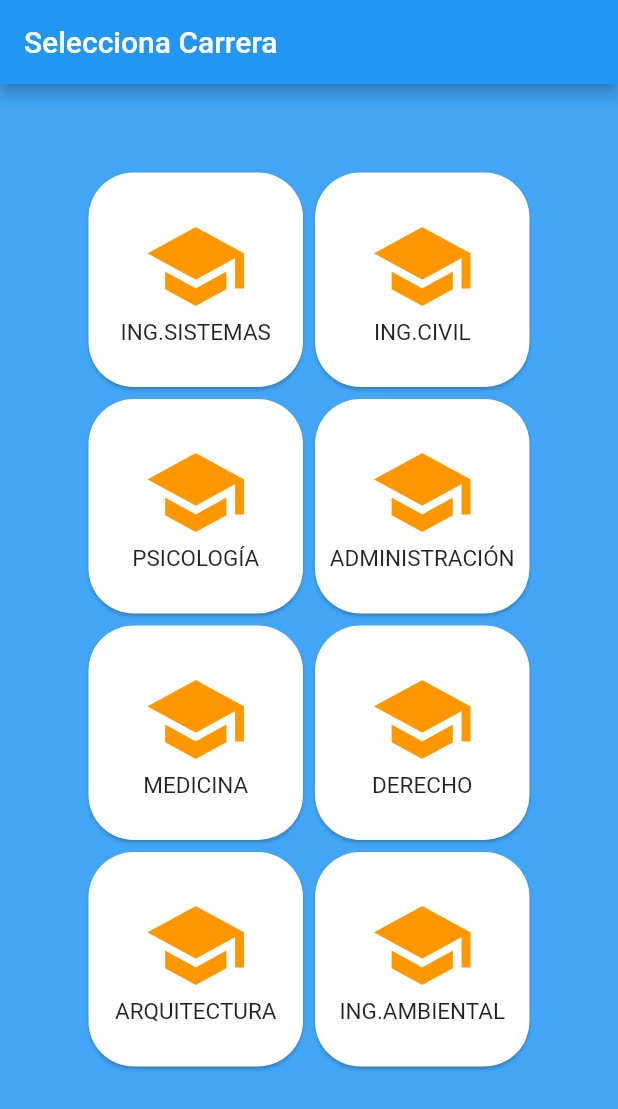
After one commit to fpatricioa/AcademiaInnova, a Flutter app: the Carrera screen opened directly, on a phone screen of 412 x 824 dp. The commit adds this screen. Shown: the top 1109 px of the screen. Run offline on Flutter 3.47's test engine with Material 2 defaults, Android fonts, the light colour scheme and no system bars; our stand-ins replace animated_theme_switcher, firebase_auth, firebase_core, flutter_screenutil, font_awesome_flutter, hidden_drawer_menu and 1 more; accounts and stored records are empty.

Commit message:
modificando modulo_valencia

```diff
--- /dev/null
+++ b/lib/ModuloCursos/ElegirCarrera.dart
@@ -0,0 +1,215 @@
+
+import 'package:academiainnova/ModuloCursos/ElegirCurso.dart';
+import 'package:flutter/material.dart';
+
+void main(List<String> args) {
+  runApp(new MaterialApp(
+    home: Carrera(),
+  ));
+}
+
+class Carrera extends StatefulWidget {
+  @override
+  _CarreraState createState() => _CarreraState();
+}
+
+class _CarreraState extends State<Carrera> {
+  @override
+  Widget build(BuildContext context) {
+    return Scaffold(
+      appBar:new AppBar(
+        title: Text("Selecciona Carrera"),
+        backgroundColor: Colors.blue,
+      ),
+      backgroundColor: Colors.blue[400],
+      body: Container(
+
+        padding: EdgeInsets.all(55.0),
+        child: GridView.count(
+          crossAxisCount: 2,
+          children: <Widget>[
+            Card(
+              shape: RoundedRectangleBorder(
+          borderRadius: BorderRadius.circular(30.0),
+        ),
+              margin: EdgeInsets.all(4.0),
+              child: InkWell(
+                onTap: (){
+                    Navigator.push(context,
+                  MaterialPageRoute(builder: (context) => Curso()));
+                },
+                splashColor: Colors.orange,
+                child: Center(
+                  child: Column(
+                    mainAxisSize: MainAxisSize.min,
+                    children: <Widget>[
+
+                      Icon(Icons.school,color: Colors.orange, size: 70.0,),
+                      Text("ING.SISTEMAS", style :new TextStyle(fontSize: 15.0))
+
+                    ],
+                  ),
+                ),
+              ),
+            ),
+            Card(
+              shape: RoundedRectangleBorder(
+          borderRadius: BorderRadius.circular(30.0),
+        ),
+              margin: EdgeInsets.all(4.0),
+              child: InkWell(
+                onTap: (){
+                Navigator.push(context,
+                  MaterialPageRoute(builder: (context) => Curso()));
+                },
+                splashColor: Colors.orange,
+                child: Center(
+                  child: Column(
+                    mainAxisSize: MainAxisSize.min,
+                    children: <Widget>[
+                      Icon(Icons.school,color: Colors.orange, size: 70.0,),
+                      Text("ING.CIVIL", style :new TextStyle(fontSize: 15.0))
+                    ],
+                  ),
+                ),
+              ),
+            ),
+            Card(
+              shape: RoundedRectangleBorder(
+          borderRadius: BorderRadius.circular(30.0),
+        ),
+              margin: EdgeInsets.all(4.0),
+              child: InkWell(
+                onTap: (){
+                  Navigator.push(context,
+                  MaterialPageRoute(builder: (context) => Curso()));
+                },
+                splashColor: Colors.orange,
+                child: Center(
+                  child: Column(
+                    mainAxisSize: MainAxisSize.min,
+                    children: <Widget>[
+                      Icon(Icons.school,color: Colors.orange, size: 70.0,),
+                      Text("PSICOLOGÍA", style :new TextStyle(fontSize: 15.0))
+                    ],
+                  ),
+                ),
+              ),
+            ),
+            Card(
+              shape: RoundedRectangleBorder(
+          borderRadius: BorderRadius.circular(30.0),
+        ),
+              margin: EdgeInsets.all(4.0),
+              child: InkWell(
+                onTap: (){
+                  Navigator.push(context,
+                  MaterialPageRoute(builder: (context) => Curso()));
+                },
+                splashColor: Colors.orange,
+                child: Center(
+                  child: Column(
+                    mainAxisSize: MainAxisSize.min,
+                    children: <Widget>[
+                      Icon(Icons.school,color: Colors.orange, size: 70.0,),
+                      Text("ADMINISTRACIÓN", style :new TextStyle(fontSize: 15.0))
+                    ],
+                  ),
+                ),
+              ),
+            ),
+            Card(
+              shape: RoundedRectangleBorder(
+          borderRadius: BorderRadius.circular(30.0),
+        ),
+              margin: EdgeInsets.all(4.0),
+              child: InkWell(
+                onTap: (){
+                  Navigator.push(context,
+                  MaterialPageRoute(builder: (context) => Curso()));
+                },
+                splashColor: Colors.orange,
+                child: Center(
+                  child: Column(
+                    mainAxisSize: MainAxisSize.min,
+                    children: <Widget>[
+                      Icon(Icons.school,color: Colors.orange, size: 70.0,),
+                      Text("MEDICINA", style :new TextStyle(fontSize: 15.0))
+                    ],
+                  ),
+                ),
+              ),
+            ),
+            Card(
+              shape: RoundedRectangleBorder(
+          borderRadius: BorderRadius.circular(30.0),
+        ),
+              margin: EdgeInsets.all(4.0),
+              child: InkWell(
+                onTap: (){
+                  Navigator.push(context,
+                  MaterialPageRoute(builder: (context) => Curso()));
+                },
+                splashColor: Colors.orange,
+                child: Center(
+                  child: Column(
+                    mainAxisSize: MainAxisSize.min,
+                    children: <Widget>[
+                      Icon(Icons.school,color: Colors.orange, size: 70.0,),
+                      Text("DERECHO", style :new TextStyle(fontSize: 15.0))
+                    ],
+                  ),
+                ),
+              ),
+            ),
+            Card(
+              shape: RoundedRectangleBorder(
+          borderRadius: BorderRadius.circular(30.0),
+        ),
+              margin: EdgeInsets.all(4.0),
+              child: InkWell(
+                onTap: (){
+                  Navigator.push(context,
+                  MaterialPageRoute(builder: (context) => Curso()));
+                },
+                splashColor: Colors.orange,
+                child: Center(
+                  child: Column(
+                    mainAxisSize: MainAxisSize.min,
+                    children: <Widget>[
+                      Icon(Icons.school,color: Colors.orange, size: 70.0,),
+                      Text("ARQUITECTURA", style :new TextStyle(fontSize: 15.0))
+                    ],
+                  ),
+                ),
+              ),
+            ),
+            Card(
+              shape: RoundedRectangleBorder(
+          borderRadius: BorderRadius.circular(30.0),
+        ),
+              margin: EdgeInsets.all(4.0),
+              child: InkWell(
+                onTap: (){
+                  Navigator.push(context,
+                  MaterialPageRoute(builder: (context) => Curso()));
+                },
+                splashColor: Colors.orange,
+                child: Center(
+                  child: Column(
+                    mainAxisSize: MainAxisSize.min,
+                    children: <Widget>[
+                      Icon(Icons.school,color: Colors.orange, size: 70.0,),
+                      Text("ING.AMBIENTAL", style :new TextStyle(fontSize: 15.0))
+                    ],
+                  ),
+                ),
+              ),
+            ),
+          ],
+        ),
+      ),
+
+    );
+  }
+}
--- a/lib/main.dart
+++ b/lib/main.dart
@@ -1,5 +1,6 @@
 import 'package:academiainnova/LoginRegister/login.dart';
 import 'package:academiainnova/Menu_sidebar/perfil.dart';
+import 'package:academiainnova/ModuloCursos/ElegirCarrera.dart';
 import 'package:academiainnova/ModuloCursos/ElegirCurso.dart';
 import 'package:academiainnova/ModuloCursos/Matem%C3%A1tica.dart';
 
@@ -17,7 +18,7 @@ Future<void> main() async {
 }
 
 class MyApp extends StatelessWidget {
-  Widget rootPage =  Curso(); //cambiar a InicioApp antes de push
+  Widget rootPage =  InicioApp(); //cambiar a InicioApp antes de push
   //Widget rootPage = PerfilPage();
   @override
   Widget build(BuildContext context) {
```
